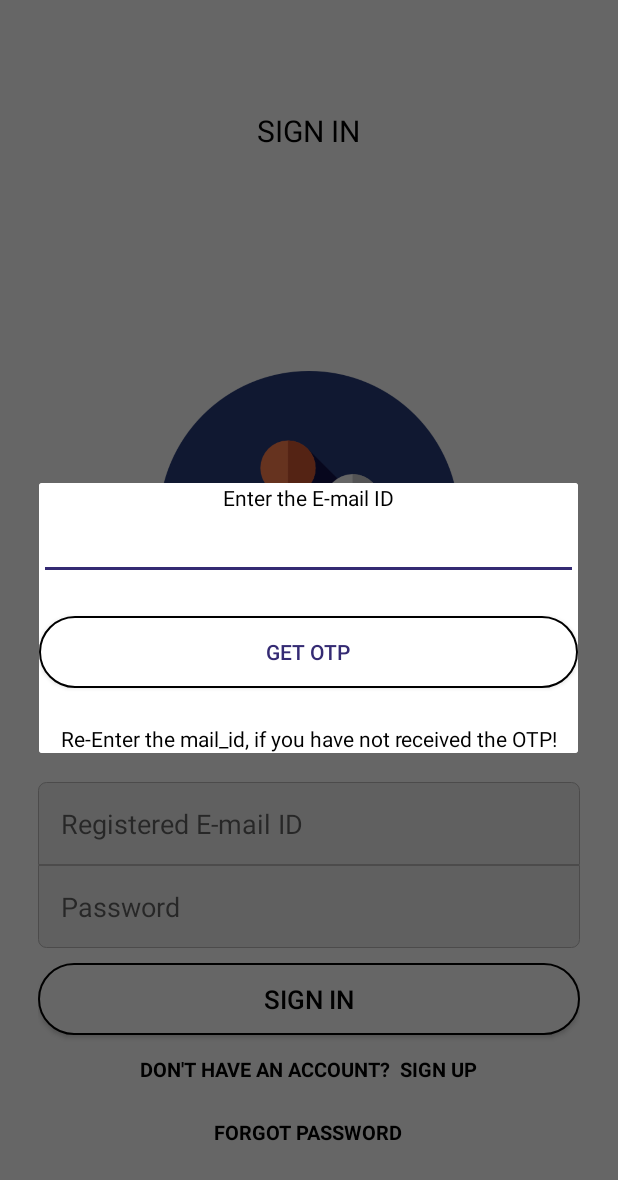
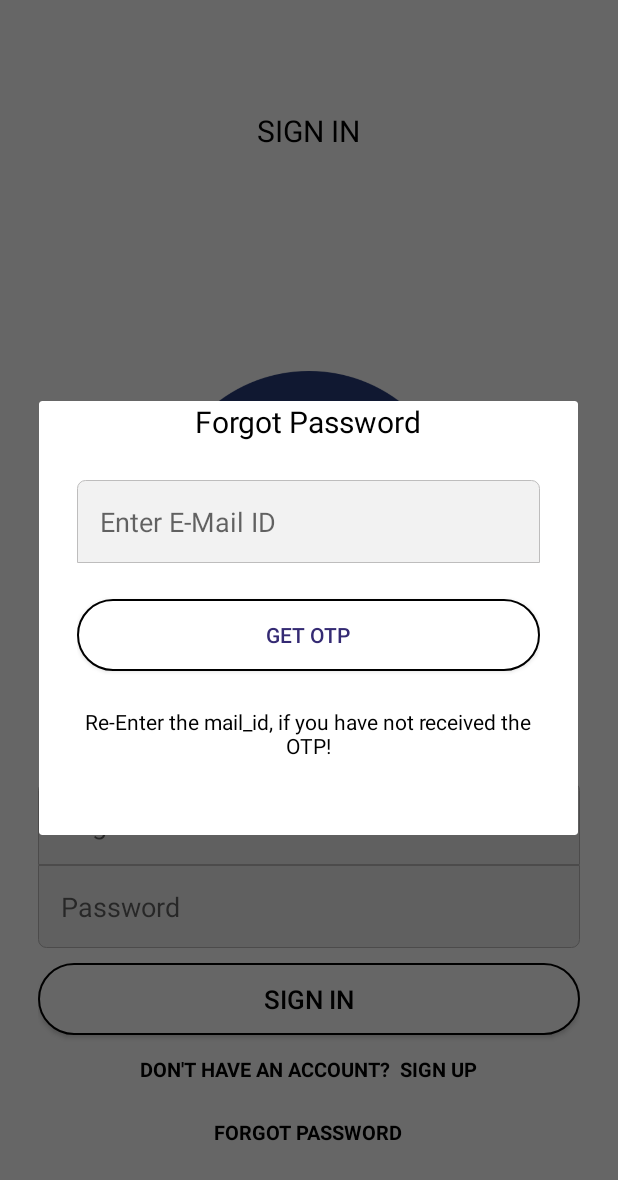
Before and after one commit to amegha/newBadminton, an Android app: the screen it shows after launch (Login), after a tap on "FORGOT PASSWORD", on a phone screen of 412 x 824 dp. Shown: the top 1180 px of the screen. Run offline under Robolectric (Android 15) with nearby library versions, the light colour scheme and no system bars.

Commit message:
badminton to_do added spinner added confirm otp added login done

```diff
--- a/app/src/main/java/com/example/myapp_badminton/API.java
+++ b/app/src/main/java/com/example/myapp_badminton/API.java
@@ -6,6 +6,7 @@ package com.example.myapp_badminton;
  */
 
 public class API {
+    public static final String RESET_PASSWORD = "reset.php";
     static final String ServerAddress = "http://stage1.optipacetech.com/badminton/api/";
     public static String USER_LOGIN = "login.php";
     public static String USER_REGISTER = "user_details.php";
--- a/app/src/main/java/com/example/myapp_badminton/ConfirmOTP.java
+++ b/app/src/main/java/com/example/myapp_badminton/ConfirmOTP.java
@@ -1,4 +1,5 @@
 package com.example.myapp_badminton;
 
 interface ConfirmOTP {
+    void confirmOtp();
 }
--- a/app/src/main/java/com/example/myapp_badminton/ForgotPasswordActivity.java
+++ b/app/src/main/java/com/example/myapp_badminton/ForgotPasswordActivity.java
@@ -18,7 +18,7 @@ public class ForgotPasswordActivity extends AppCompatActivity {
     @Override
     protected void onCreate(Bundle savedInstanceState) {
         super.onCreate(savedInstanceState);
-        setContentView(R.layout.activity_forgot_password);
+        setContentView(R.layout.activity_reset_password);
 
         newPassword=findViewById(R.id.pass_new);
         confirmPassword=findViewById(R.id.pass_confirm);
@@ -33,11 +33,11 @@ public class ForgotPasswordActivity extends AppCompatActivity {
                 if(newPassword.getText().toString()!="" && confirmPassword.getText().toString()!="" ) {
                     if (newpass.equals(confirmpass) ) {
                         //long id=helper.insertForgotData(id,newpass);
-                        Toast.makeText(getApplicationContext(), "Password Matched..", Toast.LENGTH_LONG).show();
+                        Toast.makeText(getApplicationContext(), "password Matched..", Toast.LENGTH_LONG).show();
                         Intent i = new Intent(ForgotPasswordActivity.this, Login.class);
                         startActivity(i);
                     } else {
-                        Toast.makeText(getApplicationContext(), "Password Mis-Matched! Try again ..", Toast.LENGTH_LONG).show();
+                        Toast.makeText(getApplicationContext(), "password Mis-Matched! Try again ..", Toast.LENGTH_LONG).show();
                         newPassword.setText("");
                         confirmPassword.setText("");
                     }
--- a/app/src/main/java/com/example/myapp_badminton/LoginOld.java
+++ b/app/src/main/java/com/example/myapp_badminton/LoginOld.java
@@ -80,7 +80,7 @@ public class LoginOld extends AppCompatActivity implements AsyncResponse {
               /*  Intent intent = new Intent(LoginOld.this, HomePage.class);
                 startActivity(intent);*/
                 validateCredentialOnline(Username, Password);
-//                password_validate(Username, Password);
+//                password_validate(Username, password);
                 //sendData(Username);
 
             }
@@ -89,7 +89,7 @@ public class LoginOld extends AppCompatActivity implements AsyncResponse {
     }
 
     private void validateCredentialOnline(String Username, String Password) {
-        new WebService(this).execute(API.ServerAddress + API.USER_LOGIN, "mail_id=" + Username + "&password=" + Password);
+        new WebService(this).execute(API.ServerAddress + API.USER_LOGIN, "mail_id=" + Username + "&etPassword=" + Password);
 //        new WebService(this).execute(API.ServerAddress + "player_details.php", "academy_id=2&level=1&coach_id=22");
 //        new WebService(this).execute(API.ServerAddress + "get_academy.php", "module=coach&coach_id=22");
 
@@ -290,7 +290,7 @@ public class LoginOld extends AppCompatActivity implements AsyncResponse {
             } else {
                 counter--;
 
-                Toast.makeText(getApplicationContext(), "Remaining :" + String.valueOf(counter) + " attempts,please Enter Correct Username/Password", Toast.LENGTH_LONG).show();
+                Toast.makeText(getApplicationContext(), "Remaining :" + String.valueOf(counter) + " attempts,please Enter Correct Username/password", Toast.LENGTH_LONG).show();
                 if (counter == 0) {
                     btn_signIn.setEnabled(false);
                     btn_signIn.setVisibility(View.VISIBLE);
--- a/app/src/main/java/com/example/myapp_badminton/MyDbAdapter.java
+++ b/app/src/main/java/com/example/myapp_badminton/MyDbAdapter.java
@@ -281,7 +281,7 @@ public class MyDbAdapter {
 
 
 /**
- * used to get only username column and search for name in db
+ * used to get only username column and search for etName in db
  */
 
         public Cursor search_name(String name, SQLiteDatabase sqLiteDatabase) {
--- a/app/src/main/java/com/example/myapp_badminton/SelectedUserActivity.java
+++ b/app/src/main/java/com/example/myapp_badminton/SelectedUserActivity.java
@@ -245,7 +245,7 @@ public class SelectedUserActivity extends AppCompatActivity {
 
    //add data
         public void addUser(View view) {
-            //name concatenating
+            //etName concatenating
             long true_id;
             final String name = tvUser.getText().toString();
             final String uid=tv_userId.getText().toString();
@@ -255,7 +255,7 @@ public class SelectedUserActivity extends AppCompatActivity {
 
             final String dosubmit = DOScore.getText().toString();
             final String _score=score.getText().toString();
-            //timestamp makes unique name
+            //timestamp makes unique etName
 
 
 
--- a/app/src/main/java/com/example/myapp_badminton/megha/DBHandler.java
+++ b/app/src/main/java/com/example/myapp_badminton/megha/DBHandler.java
@@ -255,7 +255,7 @@ public class DBHandler extends SQLiteOpenHelper {
 
         } else
             return null;
-        return s_selelction = s_selelction + c.getString(c.getColumnCount() - 1); // gets video name
+        return s_selelction = s_selelction + c.getString(c.getColumnCount() - 1); // gets video etName
 
     }
 
--- a/app/src/main/java/com/example/myapp_badminton/megha/ListOfAnswers.java
+++ b/app/src/main/java/com/example/myapp_badminton/megha/ListOfAnswers.java
@@ -115,7 +115,7 @@ public class ListOfAnswers extends Activity {
         LinearLayout ll = new LinearLayout(this);
         ll.setLayoutParams(layoutParams);
         ll.addView(vv);
-        final Dialog dialog = new Dialog(this);// add here your class name
+        final Dialog dialog = new Dialog(this);// add here your class etName
         dialog.setTitle("Review video!!");
         dialog.requestWindowFeature(Window.FEATURE_NO_TITLE);
         dialog.setContentView(ll);//add your own xml with defied with and height of videoview
--- a/app/src/main/java/com/example/myapp_badminton/megha/PlayVideo.java
+++ b/app/src/main/java/com/example/myapp_badminton/megha/PlayVideo.java
@@ -563,7 +563,7 @@ public class PlayVideo extends AppCompatActivity implements AsyncResponse {
         correctShotType = new String[correctAnswers.length - 1];
         videoId = new String[correctAnswers.length - 1];
         maxTime = new int[correctAnswers.length - 1];
-        for (int i = 0; i < correctAnswers.length - 1; i++) {  //correctAnswer.length-1 coz it fetches the video name also at the end which is appended to result, seperated by ','
+        for (int i = 0; i < correctAnswers.length - 1; i++) {  //correctAnswer.length-1 coz it fetches the video etName also at the end which is appended to result, seperated by ','
             answerContents = correctAnswers[i].split(":");
 //            for (int j = 0; j < answerContents.length; j++) {
             videoId[i] = answerContents[0];
--- a/app/src/main/res/layout/activity_login.xml
+++ b/app/src/main/res/layout/activity_login.xml
@@ -74,6 +74,7 @@
             android:layout_marginTop="10dp"
             android:background="@drawable/round_button"
             android:text="SIGN IN"
+            android:onClick="signInButtonPressed"
             android:textAllCaps="false"
             android:textColor="@color/app_text"
             android:textSize="17sp" />
--- a/app/src/main/res/layout/activity_main.xml
+++ b/app/src/main/res/layout/activity_main.xml
@@ -62,6 +62,7 @@
                     android:background="@drawable/edit_text_top"
                     android:hint="Phone Number"
                     android:inputType="number"
+                    android:maxLength="10"
                     android:padding="15dp" />
 
                 <TextView
--- a/app/src/main/res/layout/forgot_password_or_pin.xml
+++ b/app/src/main/res/layout/forgot_password_or_pin.xml
@@ -1,22 +1,55 @@
 <?xml version="1.0" encoding="utf-8"?>
 <LinearLayout xmlns:android="http://schemas.android.com/apk/res/android"
     android:layout_width="match_parent"
-    android:layout_height="match_parent"
-    android:background="@color/main_color"
+    android:layout_height="wrap_content"
+    android:layout_above="@id/input_group_resetpassword"
+    android:layout_alignParentTop="true"
+    android:layout_marginLeft="25dp"
+    android:layout_marginRight="25dp"
+    android:gravity="center"
     android:orientation="vertical">
 
     <TextView
+        android:layout_width="wrap_content"
+        android:layout_height="wrap_content"
+        android:fontFamily="sans-serif"
+        android:text="Forgot Password"
+        android:textColor="@color/app_text"
+        android:textSize="20sp" />
+
+    <!--<TextView
+        android:layout_width="match_parent"
+        android:layout_height="wrap_content"
+        android:gravity="center"
+        android:text="Enter the code"
+        android:textColor="@color/app_text" />-->
+    <LinearLayout
+        android:id="@+id/input_group_resetpassword"
+        android:layout_width="match_parent"
+        android:layout_height="wrap_content"
+        android:layout_alignParentBottom="true"
+        android:layout_marginLeft="25dp"
+        android:layout_marginTop="25dp"
+        android:layout_marginRight="25dp"
+        android:layout_marginBottom="50dp"
+        android:gravity="center"
+        android:orientation="vertical">
+
+        <!--<TextView
             android:layout_width="match_parent"
             android:layout_height="wrap_content"
             android:gravity="center"
             android:text="Enter the E-mail ID"
-        android:textColor="@color/app_text" />
+            android:textColor="@color/app_text" />-->
 
         <EditText
             android:id="@+id/editTextEmail"
             android:layout_width="match_parent"
             android:layout_height="wrap_content"
-        android:inputType="textEmailAddress" />
+            android:background="@drawable/edit_text_top"
+            android:inputType="textEmailAddress"
+            android:hint="Enter E-Mail ID"
+            android:padding="15dp" />
 
         <LinearLayout
             android:layout_width="match_parent"
@@ -43,3 +76,4 @@
             android:text="Re-Enter the mail_id, if you have not received the OTP!"
             android:textColor="@color/app_text" />
     </LinearLayout>
+</LinearLayout>
--- a/app/src/main/res/values/colors.xml
+++ b/app/src/main/res/values/colors.xml
@@ -8,10 +8,10 @@
     <color name="colorPrimaryDark1">#489855</color>
     <color name="colorWhite">#fff</color>
     <color name="colorViolet">#D81B</color>
-<!--    <color name="main_color">#342a73</color>-->
+<!--    <color etName="main_color">#342a73</color>-->
     <color name="main_color">#ffffff</color>
     <color name="button_text_color">#342a73</color>
-<!--    <color name="list_view_text_color">#ffffff</color>-->
+<!--    <color etName="list_view_text_color">#ffffff</color>-->
     <color name="list_view_text_color">#342a73</color>
     <color name="shot_loc_button_text_color">#ccc</color>
     <color name="light_blue">#FF66A5C0</color>
```
Also changed, not shown: app/src/main/java/com/example/myapp_badminton/ConfirmOTPImpl.java (+20 -1 lines), app/src/main/java/com/example/myapp_badminton/Login.java (+68 -21 lines), app/src/main/java/com/example/myapp_badminton/MainActivity.java (+79 -15 lines), app/src/main/res/layout/activity_reset_password.xml (renamed from app/src/main/res/layout/activity_forgot_password.xml, +16 -24 lines), app/src/main/res/layout/dialog_confirm.xml (+34 -6 lines), 2 other files. Lines whose indentation alone changed are shown as unchanged.
